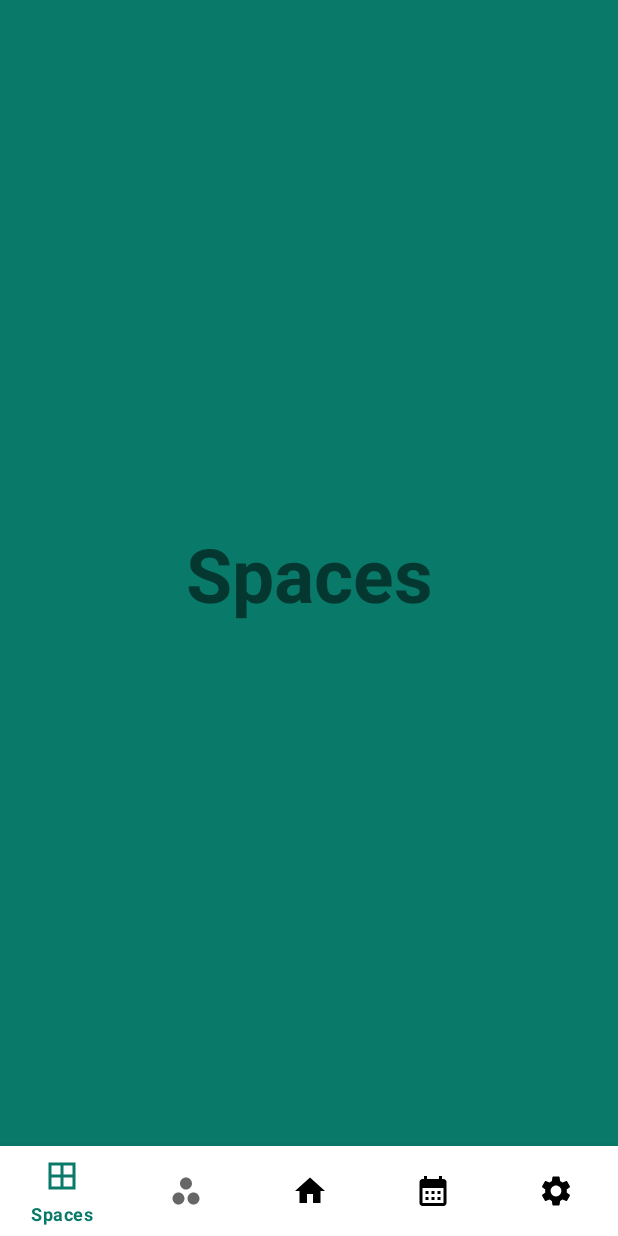
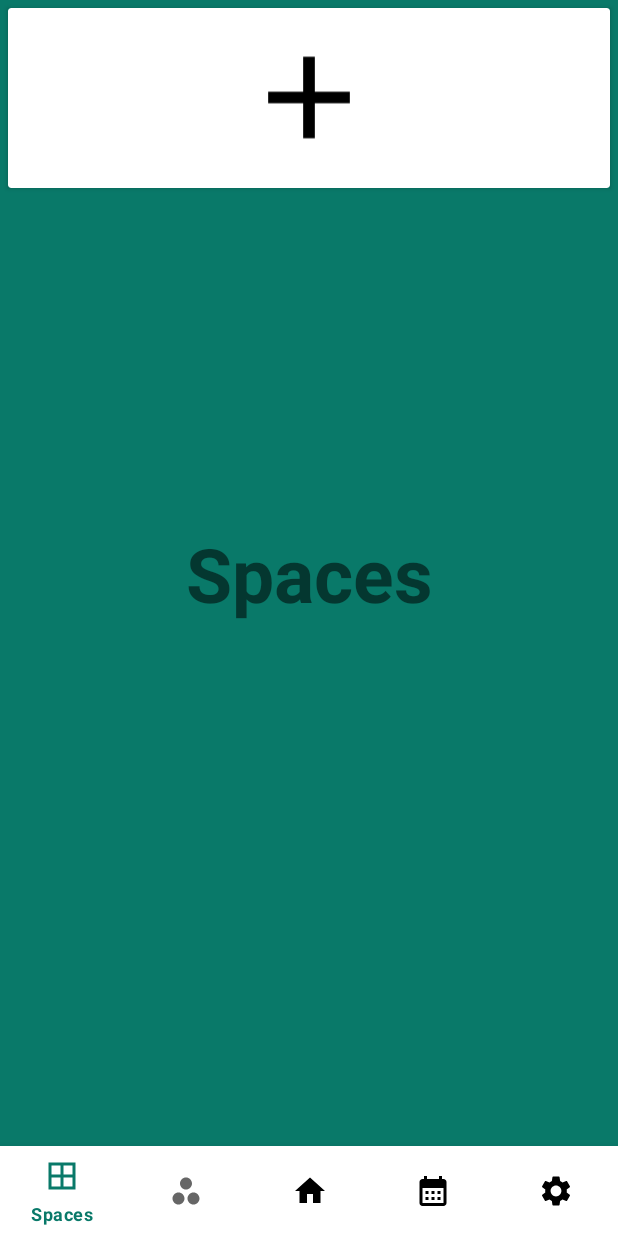
Before and after one commit to JustJif/PlantParenthood, an Android app: the Space_Activity screen opened directly, with no data from a screen before it, on a phone screen of 412 x 824 dp. Run offline under Robolectric (Android 15) with nearby library versions, the phone set to English and light mode, and no system bars.

Commit message:
ActivitySpace with addspace button

```diff
--- a/app/src/main/java/com/example/plantparenthood/Space_Activity.java
+++ b/app/src/main/java/com/example/plantparenthood/Space_Activity.java
@@ -2,20 +2,29 @@ package com.example.plantparenthood;
 
 import androidx.annotation.NonNull;
 import androidx.appcompat.app.AppCompatActivity;
+import androidx.cardview.widget.CardView;
 
 import android.content.Intent;
 import android.os.Bundle;
 import android.view.MenuItem;
+import android.view.View;
 
 import com.google.android.material.bottomnavigation.BottomNavigationView;
 
 public class Space_Activity extends AppCompatActivity {
-
+    CardView addSpace;
     @Override
     protected void onCreate(Bundle savedInstanceState) {
         super.onCreate(savedInstanceState);
         setContentView(R.layout.activity_spaces);
 
+        addSpace = (CardView) findViewById(R.id.addspace);
+        addSpace.setOnClickListener(new View.OnClickListener() {
+            @Override
+            public void onClick(View v) {
+                startActivity(new Intent(getApplicationContext(), AddSpace.class));
+            }
+        });
         // Initialize and assign variable
         BottomNavigationView bottomNavigationView=findViewById(R.id.bottom_navigation);
 
--- a/app/src/main/res/layout/activity_spaces.xml
+++ b/app/src/main/res/layout/activity_spaces.xml
@@ -28,9 +28,22 @@
     <FrameLayout
         android:layout_width="match_parent"
         android:layout_height="match_parent">
+        <androidx.cardview.widget.CardView
+            android:id="@+id/addspace"
+            android:layout_width="match_parent"
+            android:layout_height="120dp"
+            android:layout_gravity="top|center"
+            android:layout_margin="5dp">
 
+            <ImageView
+                android:layout_width="93dp"
+                android:layout_height="98dp"
+                android:layout_gravity="center"
+                android:src="@drawable/baseline_add_24" />
+        </androidx.cardview.widget.CardView>
 
         <androidx.recyclerview.widget.RecyclerView
+            android:layout_marginTop="130dp"
             android:id="@+id/spaces_recycler_view"
             android:layout_width="match_parent"
             android:layout_height="match_parent"
--- a/app/src/main/res/values/strings.xml
+++ b/app/src/main/res/values/strings.xml
@@ -14,4 +14,6 @@
     <string name="hello_blank_fragment">Hello blank fragment</string>
     <string name="search_name">Search For Plant:</string>
     <string name="error_text"></string>
+
+    <string name ="Space_Name"></string>
 </resources>
```
Also changed, not shown: app/src/main/AndroidManifest.xml (+6 -1 lines), app/src/main/java/com/example/plantparenthood/AddSpace.java (added, +18 -0 lines), app/src/main/java/com/example/plantparenthood/Plant_Activity.java (+0 -7 lines), app/src/main/res/layout/activity_add_space.xml (added, +43 -0 lines).
